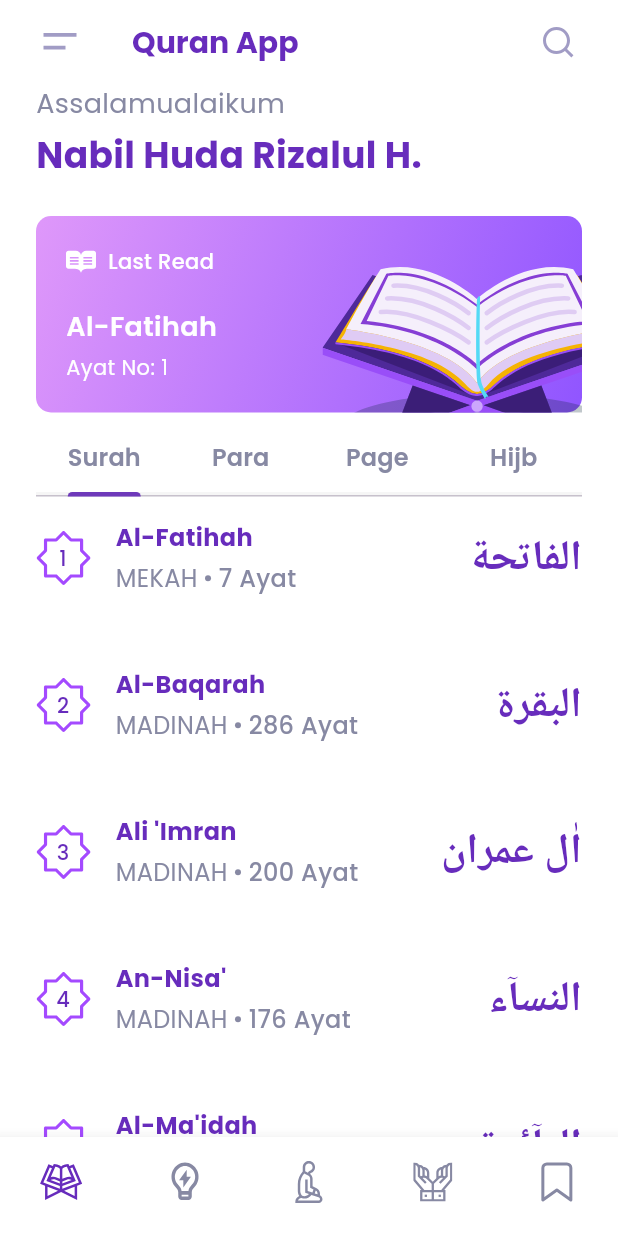
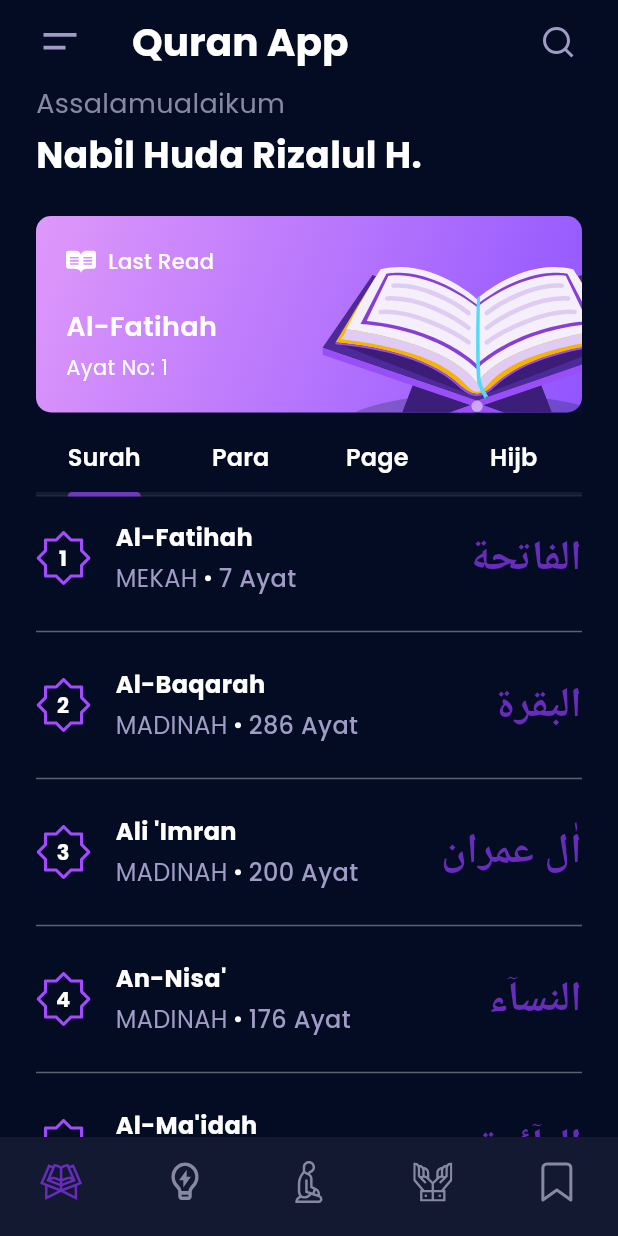
Before and after one commit to nabilhudarizalulhaq/Quran-app, a Flutter app: the screen it shows after launch, after a tap on "Get Started", on a phone screen of 412 x 824 dp. Run offline on Flutter 3.47's test engine with Material 3 defaults, Android fonts, the phone set to English and light mode, and no system bars; our stand-ins replace dio, flutter_svg, google_fonts; network calls fail; Roboto replaces fonts that are missing (Amiri).

Commit message:
theme done

```diff
--- /dev/null
+++ b/assets/datas/list-prayer.json
@@ -0,0 +1,5 @@
+[
+    {
+
+    }
+]
--- a/lib/globals.dart
+++ b/lib/globals.dart
@@ -2,6 +2,7 @@ import 'package:flutter/material.dart';
 import 'package:google_fonts/google_fonts.dart';
 
 Color backgroundLight = const Color.fromARGB(255, 255, 255, 255);
+Color backgroundDark = const Color(0xFF1D2233);
 Color primary = const Color(0xFF672CBC);
 Color grey = const Color(0xFF8789A3);
 Color textPrimary = const Color(0xFF240F4F);
--- a/lib/main.dart
+++ b/lib/main.dart
@@ -1,7 +1,7 @@
+import 'package:al_quran/globals.dart';
 import 'package:al_quran/screen/home_page.dart';
 import 'package:al_quran/screen/splash_page.dart';
 import 'package:flutter/material.dart';
-import 'package:flutter/services.dart';
 
 void main() {
   runApp(const MyApp());
@@ -12,12 +12,49 @@ class MyApp extends StatelessWidget {
 
   @override
   Widget build(BuildContext context) {
-    SystemChrome.setSystemUIOverlayStyle(SystemUiOverlayStyle.light);
+    // SystemChrome.setSystemUIOverlayStyle(SystemUiOverlayStyle.dark);
+    // SystemChrome.setSystemUIOverlayStyle(SystemUiOverlayStyle.light);
 
     return MaterialApp(
       title: 'Al-Quran',
+      // theme: ThemeData(),
       theme: ThemeData(
-        primarySwatch: Colors.blue,
+        brightness: Brightness.light,
+        appBarTheme: AppBarTheme(
+          backgroundColor: const Color(0xFFFFFFFF),
+          elevation: 0,
+          iconTheme: IconThemeData(
+            color: backgroundDark,
+          ),
+        ),
+        scaffoldBackgroundColor: backgroundDark,
+        colorScheme: const ColorScheme.light(
+          background: Color(0xFF040C23),
+          primary: Color(0xFFFFFFFF),
+          secondary: Color(0xFF091945),
+          onPrimary: Color(0xFFFFFFFF),
+          onSecondary: Color(0xFFA19CC5),
+          onBackground: Color(0xFF121931),
+        ),
+      ),
+      darkTheme: ThemeData(
+        brightness: Brightness.dark,
+        appBarTheme: AppBarTheme(
+          backgroundColor: const Color(0xFF091945),
+          elevation: 0,
+          iconTheme: IconThemeData(
+            color: backgroundLight,
+          ),
+        ),
+        scaffoldBackgroundColor: backgroundLight,
+        colorScheme: const ColorScheme.dark(
+          background: Color(0xFFFFFFFF),
+          primary: Color(0xFF672CBC),
+          secondary: Color(0xFFFFFFFF),
+          onPrimary: Color(0xFF240F4F),
+          onSecondary: Color(0xFF8789A3),
+          onBackground: Color(0xFFFFFFFF),
+        ),
       ),
       debugShowCheckedModeBanner: false,
       // home: const SplashPage(),
--- a/lib/models/surah_page.dart
+++ b/lib/models/surah_page.dart
@@ -61,6 +61,7 @@ class Surah {
       };
 }
 
+// ignore: constant_identifier_names
 enum TempatTurun { MEKAH, MADINAH }
 
 final tempatTurunValues =
--- a/lib/screen/detail_page.dart
+++ b/lib/screen/detail_page.dart
@@ -25,12 +25,17 @@ class DetailScreen extends StatelessWidget {
         builder: ((context, snapshot) {
           if (!snapshot.hasData) {
             return Scaffold(
-              backgroundColor: backgroundLight,
+              backgroundColor: Theme.of(context).colorScheme.background,
+              body: const Padding(
+                padding: EdgeInsets.symmetric(
+                  vertical: 24,
+                ),
+              ),
             );
           }
           Surah surah = snapshot.data!;
           return Scaffold(
-            backgroundColor: backgroundLight,
+            backgroundColor: Theme.of(context).colorScheme.background,
             appBar: _appBar(context: context, surah: surah),
             body: NestedScrollView(
               headerSliverBuilder: (context, innerBoxIsScrolled) => [
@@ -39,9 +44,13 @@ class DetailScreen extends StatelessWidget {
                 )
               ],
               body: Padding(
-                padding: const EdgeInsets.symmetric(horizontal: 24),
+                padding: const EdgeInsets.symmetric(
+                  horizontal: 24,
+                  vertical: 24,
+                ),
                 child: ListView.separated(
                   itemBuilder: (context, index) => _ayatItem(
+                      context: context,
                       ayat: surah.ayat!
                           .elementAt(index + (noSurat == 1 ? 1 : 0))),
                   itemCount: surah.jumlahAyat + (noSurat == 1 ? -1 : 0),
@@ -53,7 +62,8 @@ class DetailScreen extends StatelessWidget {
         }));
   }
 
-  Widget _ayatItem({required Ayat ayat}) => Padding(
+  Widget _ayatItem({required BuildContext context, required Ayat ayat}) =>
+      Padding(
         padding: const EdgeInsets.only(top: 24),
         child: Column(
           crossAxisAlignment: CrossAxisAlignment.stretch,
@@ -81,6 +91,7 @@ class DetailScreen extends StatelessWidget {
                       style: whiteTextStyle.copyWith(
                         fontSize: 16,
                         fontWeight: medium,
+                        // color: Theme.of(context).colorScheme.onPrimary,
                       ),
                     )),
                   ),
@@ -112,7 +123,10 @@ class DetailScreen extends StatelessWidget {
             Text(
               ayat.ar,
               style: GoogleFonts.amiri(
-                  color: primary, fontWeight: FontWeight.bold, fontSize: 26),
+                fontWeight: FontWeight.bold,
+                fontSize: 26,
+                color: Theme.of(context).colorScheme.onPrimary,
+              ),
               textAlign: TextAlign.right,
             ),
             const SizedBox(
@@ -120,9 +134,15 @@ class DetailScreen extends StatelessWidget {
             ),
             Text(
               ayat.idn,
+              // style: GoogleFonts.poppins(
+              //   fontSize: 16,
+              //   fontWeight: medium,
+              //   color: Theme.of(context).colorScheme.primary,
+              // ),
               style: primaryTextStyle.copyWith(
                 fontSize: 16,
                 fontWeight: medium,
+                color: grey,
               ),
             ),
           ],
@@ -131,7 +151,8 @@ class DetailScreen extends StatelessWidget {
 
   Widget _details({required Surah surah}) => Padding(
         padding: const EdgeInsets.symmetric(horizontal: 24),
-        child: Stack(children: [
+        child: Stack(
+          children: [
             Container(
               height: 257,
               decoration: BoxDecoration(
@@ -212,7 +233,9 @@ class DetailScreen extends StatelessWidget {
                       Text(
                         "${surah.jumlahAyat} Ayat",
                         style: whiteTextStyle.copyWith(
-                          fontSize: 14, fontWeight: medium),
+                          fontSize: 14,
+                          fontWeight: medium,
+                        ),
                       ),
                     ],
                   ),
@@ -222,19 +245,24 @@ class DetailScreen extends StatelessWidget {
                   SvgPicture.asset('assets/svgs/bismillah.svg')
                 ],
               ),
-          )
-        ]),
+            ),
+          ],
+        ),
       );
 
   AppBar _appBar({required BuildContext context, required Surah surah}) =>
       AppBar(
-        backgroundColor: backgroundLight,
+        backgroundColor: Theme.of(context).colorScheme.background,
         automaticallyImplyLeading: false,
         elevation: 0,
-        title: Row(children: [
+        title: Row(
+          children: [
             IconButton(
               onPressed: (() => Navigator.of(context).pop()),
-              icon: SvgPicture.asset('assets/svgs/back-icon.svg')),
+              icon: SvgPicture.asset(
+                'assets/svgs/back-icon.svg',
+              ),
+            ),
             const SizedBox(
               width: 24,
             ),
@@ -243,12 +271,17 @@ class DetailScreen extends StatelessWidget {
               style: primaryTextStyle.copyWith(
                 fontSize: 26,
                 fontWeight: bold,
+                color: Theme.of(context).colorScheme.onPrimary,
               ),
             ),
             const Spacer(),
             IconButton(
               onPressed: (() => {}),
-              icon: SvgPicture.asset('assets/svgs/search-icon.svg')),
-        ]),
+              icon: SvgPicture.asset(
+                'assets/svgs/search-icon.svg',
+              ),
+            ),
+          ],
+        ),
       );
 }
--- a/lib/screen/home_page.dart
+++ b/lib/screen/home_page.dart
@@ -15,10 +15,9 @@ class HomePage extends StatelessWidget {
   @override
   Widget build(BuildContext context) {
     return Scaffold(
-      backgroundColor: backgroundLight,
-      // Theme.of(context).colorScheme.background,
-      appBar: appBar(),
-      bottomNavigationBar: bottomNavigationBar(),
+      backgroundColor: Theme.of(context).colorScheme.background,
+      appBar: appBar(context: context),
+      bottomNavigationBar: bottomNavigationBar(context: context),
       body: DefaultTabController(
         length: 4,
         child: Padding(
@@ -28,12 +27,12 @@ class HomePage extends StatelessWidget {
           child: NestedScrollView(
             headerSliverBuilder: (context, innerBoxScrolled) => [
               SliverToBoxAdapter(
-                child: _greeting(),
+                child: _greeting(context: context),
               ),
               SliverAppBar(
                 pinned: true,
                 elevation: 0,
-                backgroundColor: backgroundLight,
+                backgroundColor: Theme.of(context).colorScheme.background,
                 automaticallyImplyLeading: false,
                 shape: Border(
                   bottom: BorderSide(
@@ -43,7 +42,7 @@ class HomePage extends StatelessWidget {
                 ),
                 bottom: PreferredSize(
                   preferredSize: const Size.fromHeight(0),
-                  child: tab(),
+                  child: tab(context: context),
                 ),
               ),
             ],
@@ -62,34 +61,35 @@ class HomePage extends StatelessWidget {
   }
 }
 
-TabBar tab() {
+TabBar tab({required BuildContext context}) {
   return TabBar(
     unselectedLabelColor: grey,
-    labelColor: grey,
+    labelColor: Theme.of(context).colorScheme.primary,
     indicatorColor: primary,
     indicatorWeight: 3,
     tabs: [
-      tabItem(label: "Surah"),
-      tabItem(label: "Para"),
-      tabItem(label: "Page"),
-      tabItem(label: "Hijb"),
+      tabItem(context: context, label: "Surah"),
+      tabItem(context: context, label: "Para"),
+      tabItem(context: context, label: "Page"),
+      tabItem(context: context, label: "Hijb"),
     ],
   );
 }
 
-Tab tabItem({required String label}) {
+Tab tabItem({required BuildContext context, required String label}) {
   return Tab(
     child: Text(
       label,
       style: GoogleFonts.poppins(
         fontSize: 16,
         fontWeight: FontWeight.w600,
+        color: Theme.of(context).colorScheme.onPrimary,
       ),
     ),
   );
 }
 
-Column _greeting() {
+Column _greeting({required BuildContext context}) {
   return Column(
     crossAxisAlignment: CrossAxisAlignment.start,
     children: [
@@ -104,7 +104,11 @@ Column _greeting() {
       ),
       Text(
         'Nabil Huda Rizalul H.',
-        style: primaryTextStyle.copyWith(fontSize: 24, fontWeight: bold),
+        style: whiteTextStyle.copyWith(
+          fontSize: 24,
+          fontWeight: bold,
+          color: Theme.of(context).colorScheme.primary,
+        ),
       ),
       const SizedBox(
         height: 24,
--- a/lib/screen/splash_page.dart
+++ b/lib/screen/splash_page.dart
@@ -8,8 +8,7 @@ class SplashPage extends StatelessWidget {
   @override
   Widget build(BuildContext context) {
     return Scaffold(
-      backgroundColor: backgroundLight,
-      // Theme.of(context).colorScheme.background,
+      backgroundColor: Theme.of(context).colorScheme.background,
       body: SafeArea(
         child: Padding(
           padding: const EdgeInsets.symmetric(horizontal: 30),
@@ -23,6 +22,7 @@ class SplashPage extends StatelessWidget {
                   style: primaryTextStyle.copyWith(
                     fontSize: 28,
                     fontWeight: bold,
+                    color: Theme.of(context).colorScheme.primary,
                   ),
                 ),
                 const SizedBox(
@@ -45,8 +45,9 @@ class SplashPage extends StatelessWidget {
                       height: 450,
                       width: double.infinity,
                       decoration: BoxDecoration(
-                          borderRadius: BorderRadius.circular(30),
-                          color: const Color(0xFF672CBC)),
+                        borderRadius: BorderRadius.circular(30),
+                        color: const Color(0xFF672CBC),
+                      ),
                       child: SvgPicture.asset(
                         "assets/svgs/splashscreen.svg",
                         fit: BoxFit.scaleDown,
@@ -73,6 +74,7 @@ class SplashPage extends StatelessWidget {
                               style: whiteTextStyle.copyWith(
                                 fontSize: 18,
                                 fontWeight: semiBold,
+                                color: Theme.of(context).colorScheme.secondary,
                               ),
                             ),
                           ),
--- a/lib/tabs/surah_tab_page.dart
+++ b/lib/tabs/surah_tab_page.dart
@@ -25,7 +25,9 @@ class SurahTabPage extends StatelessWidget {
         }
         return ListView.separated(
             itemBuilder: (context, index) => _surahItem(
-                context: context, surah: snapshot.data!.elementAt(index)),
+                  context: context,
+                  surah: snapshot.data!.elementAt(index),
+                ),
             separatorBuilder: (context, index) => Divider(
                   color:
                       const Color.fromARGB(255, 255, 255, 255).withOpacity(.35),
@@ -35,14 +37,20 @@ class SurahTabPage extends StatelessWidget {
     );
   }
 
-  Widget _surahItem({required Surah surah, required BuildContext context}) =>
+  Widget _surahItem({
+    required BuildContext context,
+    required Surah surah,
+  }) =>
       GestureDetector(
         behavior: HitTestBehavior.opaque,
         onTap: () {
-          Navigator.of(context).push(MaterialPageRoute(
+          Navigator.of(context).push(
+            MaterialPageRoute(
               builder: (context) => DetailScreen(
-                    noSurat: surah.nomor,
-                  )));
+                noSurat: surah.nomor,
+              ),
+            ),
+          );
         },
         child: Padding(
           padding: const EdgeInsets.symmetric(vertical: 16),
@@ -59,7 +67,8 @@ class SurahTabPage extends StatelessWidget {
                         "${surah.nomor}",
                         style: primaryTextStyle.copyWith(
                           fontSize: 14,
-                          fontWeight: medium,
+                          fontWeight: bold,
+                          color: Theme.of(context).colorScheme.primary,
                         ),
                       ),
                     ),
@@ -78,6 +87,7 @@ class SurahTabPage extends StatelessWidget {
                       style: primaryTextStyle.copyWith(
                         fontSize: 16,
                         fontWeight: bold,
+                        color: Theme.of(context).colorScheme.primary,
                       ),
                     ),
                     const SizedBox(
@@ -90,6 +100,7 @@ class SurahTabPage extends StatelessWidget {
                           style: greyTextStyle.copyWith(
                             fontSize: 16,
                             fontWeight: reguler,
+                            color: Theme.of(context).colorScheme.onSecondary,
                           ),
                         ),
                         const SizedBox(
@@ -99,8 +110,9 @@ class SurahTabPage extends StatelessWidget {
                           width: 4,
                           height: 4,
                           decoration: BoxDecoration(
-                              borderRadius: BorderRadius.circular(2),
-                              color: grey),
+                            borderRadius: BorderRadius.circular(2),
+                            color: Theme.of(context).colorScheme.primary,
+                          ),
                         ),
                         const SizedBox(
                           width: 5,
@@ -110,6 +122,7 @@ class SurahTabPage extends StatelessWidget {
                           style: greyTextStyle.copyWith(
                             fontSize: 16,
                             fontWeight: medium,
+                            color: Theme.of(context).colorScheme.onSecondary,
                           ),
                         ),
                       ],
@@ -120,7 +133,10 @@ class SurahTabPage extends StatelessWidget {
               Text(
                 surah.nama,
                 style: GoogleFonts.amiri(
-                    color: primary, fontSize: 28, fontWeight: FontWeight.bold),
+                  color: primary,
+                  fontSize: 28,
+                  fontWeight: FontWeight.bold,
+                ),
               ),
             ],
           ),
--- /dev/null
+++ b/lib/theme/dark_mode.dart
@@ -0,0 +1,14 @@
+import 'package:al_quran/globals.dart';
+import 'package:flutter/material.dart';
+
+ThemeData darkTheme = ThemeData(
+  brightness: Brightness.dark,
+  appBarTheme: AppBarTheme(
+    backgroundColor: backgroundDark,
+  ),
+  scaffoldBackgroundColor: backgroundDark,
+  colorScheme: ColorScheme.dark(
+    // background: Color(0xFF1D2233),
+    background: backgroundDark,
+  ),
+);
--- /dev/null
+++ b/lib/theme/light_mode.dart
@@ -0,0 +1,10 @@
+import 'package:al_quran/globals.dart';
+import 'package:flutter/material.dart';
+
+ThemeData lightTheme = ThemeData(
+  brightness: Brightness.light,
+  scaffoldBackgroundColor: backgroundLight,
+  colorScheme: const ColorScheme.light(
+    background: Color(0xFFFFFFFF),
+  ),
+);
--- a/lib/widgets/app_bar_page.dart
+++ b/lib/widgets/app_bar_page.dart
@@ -2,8 +2,11 @@ import 'package:al_quran/globals.dart';
 import 'package:flutter/material.dart';
 import 'package:flutter_svg/svg.dart';
 
-AppBar appBar() => AppBar(
-      backgroundColor: backgroundLight,
+AppBar appBar({
+  required BuildContext context,
+}) =>
+    AppBar(
+      backgroundColor: Theme.of(context).colorScheme.background,
       automaticallyImplyLeading: false,
       elevation: 0,
       title: Row(
@@ -20,13 +23,14 @@ AppBar appBar() => AppBar(
           Text(
             'Quran App',
             style: primaryTextStyle.copyWith(
-              fontSize: 20,
+              fontSize: 26,
               fontWeight: bold,
+              color: Theme.of(context).colorScheme.primary,
             ),
           ),
           const Spacer(),
           IconButton(
-            onPressed: () {},
+            onPressed: (() => {}),
             icon: SvgPicture.asset(
               'assets/svgs/search-icon.svg',
             ),
--- a/lib/widgets/bottom_navigation_bar_page.dart
+++ b/lib/widgets/bottom_navigation_bar_page.dart
@@ -2,23 +2,40 @@ import 'package:al_quran/globals.dart';
 import 'package:flutter/material.dart';
 import 'package:flutter_svg/flutter_svg.dart';
 
-BottomNavigationBar bottomNavigationBar() => BottomNavigationBar(
+BottomNavigationBar bottomNavigationBar({required BuildContext context}) =>
+    BottomNavigationBar(
       type: BottomNavigationBarType.fixed,
-      backgroundColor: white,
+      backgroundColor: Theme.of(context).colorScheme.onBackground,
       showSelectedLabels: false,
       showUnselectedLabels: false,
       items: [
-        _bottomBarItem(icon: "assets/svgs/quran-icon.svg", label: "Quran"),
-        _bottomBarItem(icon: "assets/svgs/lamp-icon.svg", label: "Tips"),
-        _bottomBarItem(icon: "assets/svgs/pray-icon.svg", label: "Prayer"),
-        _bottomBarItem(icon: "assets/svgs/doa-icon.svg", label: "Doa"),
         _bottomBarItem(
-            icon: "assets/svgs/bookmark-icon.svg", label: "Bookmark"),
+          icon: "assets/svgs/quran-icon.svg",
+          label: "Quran",
+        ),
+        _bottomBarItem(
+          icon: "assets/svgs/lamp-icon.svg",
+          label: "Tips",
+        ),
+        _bottomBarItem(
+          icon: "assets/svgs/pray-icon.svg",
+          label: "Prayer",
+        ),
+        _bottomBarItem(
+          icon: "assets/svgs/doa-icon.svg",
+          label: "Doa",
+        ),
+        _bottomBarItem(
+          icon: "assets/svgs/bookmark-icon.svg",
+          label: "Bookmark",
+        ),
       ],
     );
 
-BottomNavigationBarItem _bottomBarItem(
-        {required String icon, required String label}) =>
+BottomNavigationBarItem _bottomBarItem({
+  required String icon,
+  required String label,
+}) =>
     BottomNavigationBarItem(
       icon: SvgPicture.asset(
         icon,
```
Also changed, not shown: 1 other file. Lines whose indentation alone changed are shown as unchanged.
